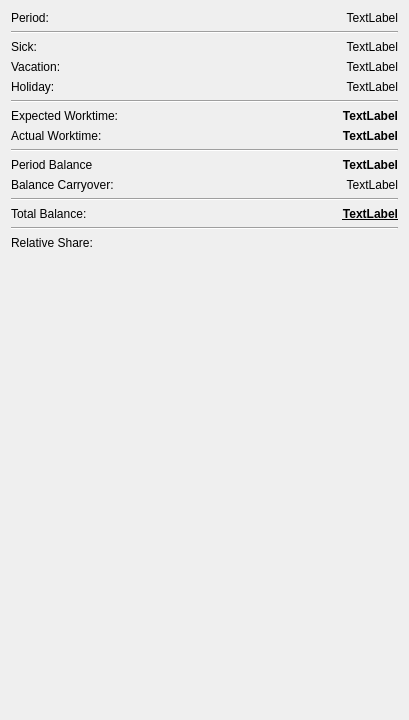
Qt form src/views/planview.ui (pasbi/TiRe) before a commit.
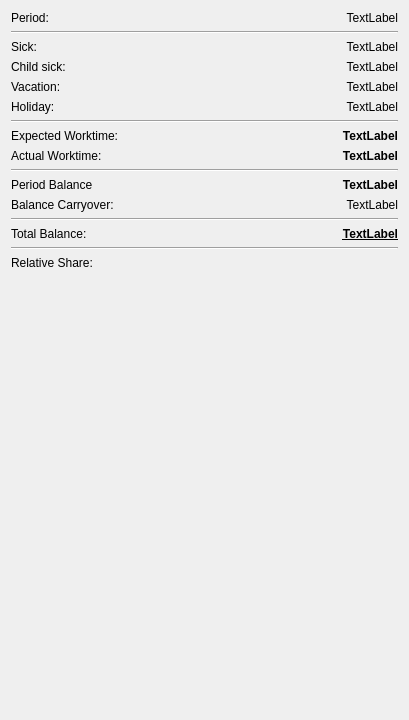
The same form after that commit. Custom widgets are drawn as their Qt base class.

What changed in the file:
```diff
--- a/src/views/planview.ui
+++ b/src/views/planview.ui
@@ -62,13 +62,33 @@
     </widget>
    </item>
    <item row="3" column="0">
+    <widget class="QLabel" name="label_child_sick">
+     <property name="text">
+      <string>Child sick:</string>
+     </property>
+    </widget>
+   </item>
+   <item row="3" column="1">
+    <widget class="QLabel" name="lb_child_sick">
+     <property name="toolTip">
+      <string>The working time waived by your child's sickness. Unlike your own sickness this is a capped allowance, so this is the amount of it you have used up.</string>
+     </property>
+     <property name="text">
+      <string>TextLabel</string>
+     </property>
+     <property name="alignment">
+      <set>Qt::AlignmentFlag::AlignRight|Qt::AlignmentFlag::AlignTrailing|Qt::AlignmentFlag::AlignVCenter</set>
+     </property>
+    </widget>
+   </item>
+   <item row="4" column="0">
     <widget class="QLabel" name="label_10">
      <property name="text">
       <string>Vacation:</string>
      </property>
     </widget>
    </item>
-   <item row="3" column="1">
+   <item row="4" column="1">
     <widget class="QLabel" name="lb_vacation">
      <property name="toolTip">
       <string>The time spend being sick.</string>
@@ -81,14 +101,14 @@
      </property>
     </widget>
    </item>
-   <item row="4" column="0">
+   <item row="5" column="0">
     <widget class="QLabel" name="label_4">
      <property name="text">
       <string>Holiday:</string>
      </property>
     </widget>
    </item>
-   <item row="4" column="1">
+   <item row="5" column="1">
     <widget class="QLabel" name="lb_holiday">
      <property name="toolTip">
       <string>The time spent on holiday (vacation and bank holidays).</string>
@@ -101,21 +121,21 @@
      </property>
     </widget>
    </item>
-   <item row="5" column="0" colspan="2">
+   <item row="6" column="0" colspan="2">
     <widget class="Line" name="line_2">
      <property name="orientation">
       <enum>Qt::Orientation::Horizontal</enum>
      </property>
     </widget>
    </item>
-   <item row="6" column="0">
+   <item row="7" column="0">
     <widget class="QLabel" name="label_5">
      <property name="text">
       <string>Expected Worktime:</string>
      </property>
     </widget>
    </item>
-   <item row="6" column="1">
+   <item row="7" column="1">
     <widget class="QLabel" name="lb_expected_worktime">
      <property name="font">
       <font>
@@ -133,14 +153,14 @@
      </property>
     </widget>
    </item>
-   <item row="7" column="0">
+   <item row="8" column="0">
     <widget class="QLabel" name="label_6">
      <property name="text">
       <string>Actual Worktime:</string>
      </property>
     </widget>
    </item>
-   <item row="7" column="1">
+   <item row="8" column="1">
     <widget class="QLabel" name="lb_actual_worktime">
      <property name="font">
       <font>
@@ -158,21 +178,21 @@
      </property>
     </widget>
    </item>
-   <item row="8" column="0" colspan="2">
+   <item row="9" column="0" colspan="2">
     <widget class="Line" name="line_3">
      <property name="orientation">
       <enum>Qt::Orientation::Horizontal</enum>
      </property>
     </widget>
    </item>
-   <item row="9" column="0">
+   <item row="10" column="0">
     <widget class="QLabel" name="label_7">
      <property name="text">
       <string>Period Balance</string>
      </property>
     </widget>
    </item>
-   <item row="9" column="1">
+   <item row="10" column="1">
     <widget class="QLabel" name="lb_period_balance">
      <property name="font">
       <font>
@@ -190,14 +210,14 @@
      </property>
     </widget>
    </item>
-   <item row="10" column="0">
+   <item row="11" column="0">
     <widget class="QLabel" name="label_8">
      <property name="text">
       <string>Balance Carryover:</string>
      </property>
     </widget>
    </item>
-   <item row="10" column="1">
+   <item row="11" column="1">
     <widget class="QLabel" name="lb_balance_carryover">
      <property name="toolTip">
       <string>The balance from before this period.</string>
@@ -210,21 +230,21 @@
      </property>
     </widget>
    </item>
-   <item row="11" column="0" colspan="2">
+   <item row="12" column="0" colspan="2">
     <widget class="Line" name="line_4">
      <property name="orientation">
       <enum>Qt::Orientation::Horizontal</enum>
      </property>
     </widget>
    </item>
-   <item row="12" column="0">
+   <item row="13" column="0">
     <widget class="QLabel" name="label_9">
      <property name="text">
       <string>Total Balance:</string>
      </property>
     </widget>
    </item>
-   <item row="12" column="1">
+   <item row="13" column="1">
     <widget class="QLabel" name="lb_total_balance">
      <property name="font">
       <font>
@@ -244,21 +264,21 @@
      </property>
     </widget>
    </item>
-   <item row="13" column="0" colspan="2">
+   <item row="14" column="0" colspan="2">
     <widget class="Line" name="line_5">
      <property name="orientation">
       <enum>Qt::Orientation::Horizontal</enum>
      </property>
     </widget>
    </item>
-   <item row="14" column="0">
+   <item row="15" column="0">
     <widget class="QLabel" name="label_2">
      <property name="text">
       <string>Relative Share:</string>
      </property>
     </widget>
    </item>
-   <item row="15" column="0" colspan="2">
+   <item row="16" column="0" colspan="2">
     <widget class="SharesWidget" name="w_shares" native="true">
      <property name="sizePolicy">
       <sizepolicy hsizetype="Expanding" vsizetype="Expanding">
```
Left out of the diff: 2 changed lines with no effect on the pictures.
